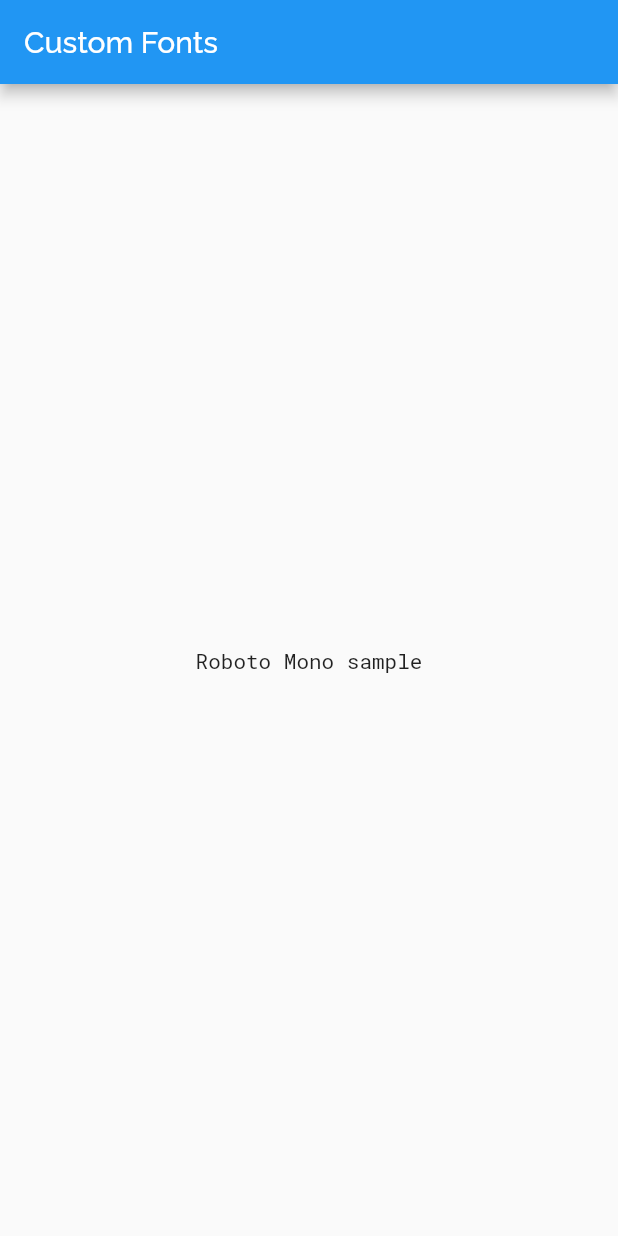
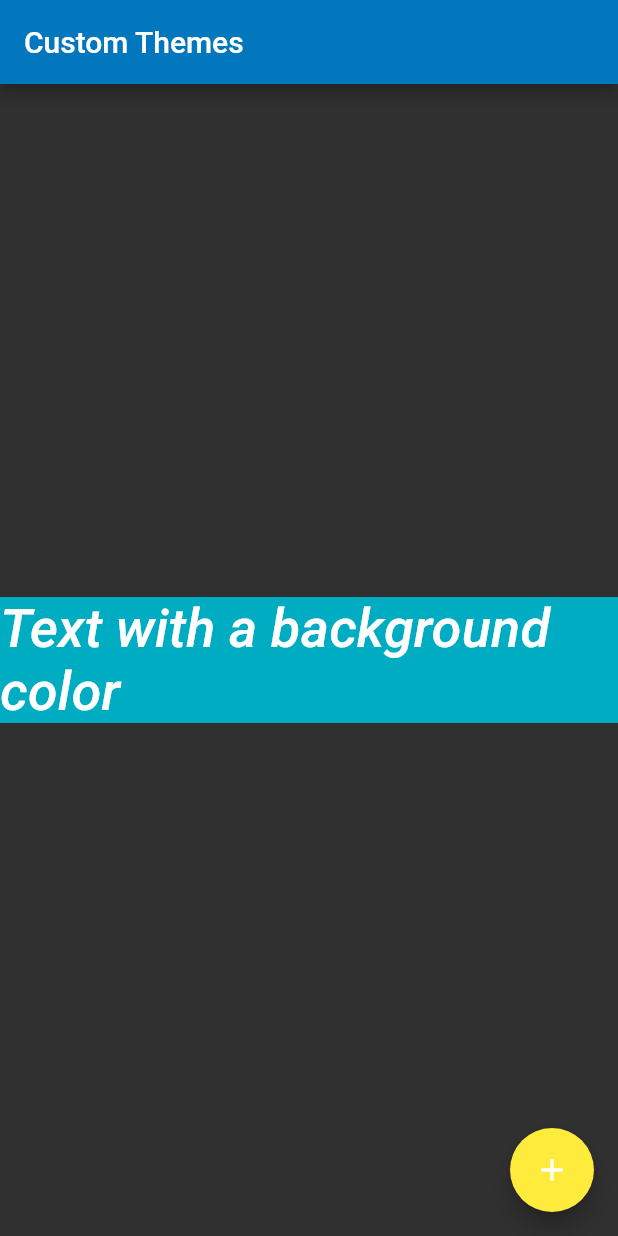
Before and after one commit to nvrr/Flutter.Doc, a Flutter app: the screen it shows after launch, on a phone screen of 412 x 824 dp. Run offline on Flutter 3.47's test engine with Material 2 defaults, Android fonts, the phone set to English and light mode, and no system bars; Roboto replaces fonts that are missing (Georgia).

Commit message:
Use themes to share colors and font styles

```diff
--- a/lib/main.dart
+++ b/lib/main.dart
@@ -1,30 +1,69 @@
+import 'package:flutter/foundation.dart';
 import 'package:flutter/material.dart';
 
-void main() => runApp(MyApp());
+void main() {
+  runApp(MyApp());
+}
 
 class MyApp extends StatelessWidget {
   @override
   Widget build(BuildContext context) {
+    final appName = 'Custom Themes';
+
     return MaterialApp(
-      title: 'Custom Fonts',
-      // Set Raleway as the default app font.
-      theme: ThemeData(fontFamily: 'Raleway'),
-      home: MyHomePage(),
+      title: appName,
+      theme: ThemeData(
+        // Define the default brightness and colors.
+        brightness: Brightness.dark,
+        primaryColor: Colors.lightBlue[800],
+        accentColor: Colors.cyan[600],
+
+        // Define the default font family.
+        fontFamily: 'Georgia',
+
+        // Define the default TextTheme. Use this to specify the default
+        // text styling for headlines, titles, bodies of text, and more.
+        textTheme: TextTheme(
+          headline1: TextStyle(fontSize: 72.0, fontWeight: FontWeight.bold),
+          headline6: TextStyle(fontSize: 36.0, fontStyle: FontStyle.italic),
+          bodyText2: TextStyle(fontSize: 14.0, fontFamily: 'Hind'),
+        ),
+      ),
+      home: MyHomePage(
+        title: appName,
+      ),
     );
   }
 }
 
 class MyHomePage extends StatelessWidget {
+  final String title;
+
+  MyHomePage({Key key, @required this.title}) : super(key: key);
+
   @override
   Widget build(BuildContext context) {
     return Scaffold(
-      // The AppBar uses the app-default Raleway font.
-      appBar: AppBar(title: Text('Custom Fonts')),
+      appBar: AppBar(
+        title: Text(title),
+      ),
       body: Center(
-        // This Text widget uses the RobotoMono font.
-        child: Text(
-          'Roboto Mono sample',
-          style: TextStyle(fontFamily: 'RobotoMono'),
+        child: Container(
+          color: Theme.of(context).accentColor,
+          child: Text(
+            'Text with a background color',
+            style: Theme.of(context).textTheme.headline6,
+          ),
+        ),
+      ),
+      floatingActionButton: Theme(
+        data: Theme.of(context).copyWith(
+          colorScheme:
+              Theme.of(context).colorScheme.copyWith(secondary: Colors.yellow),
+        ),
+        child: FloatingActionButton(
+          onPressed: null,
+          child: Icon(Icons.add),
         ),
       ),
     );
```
